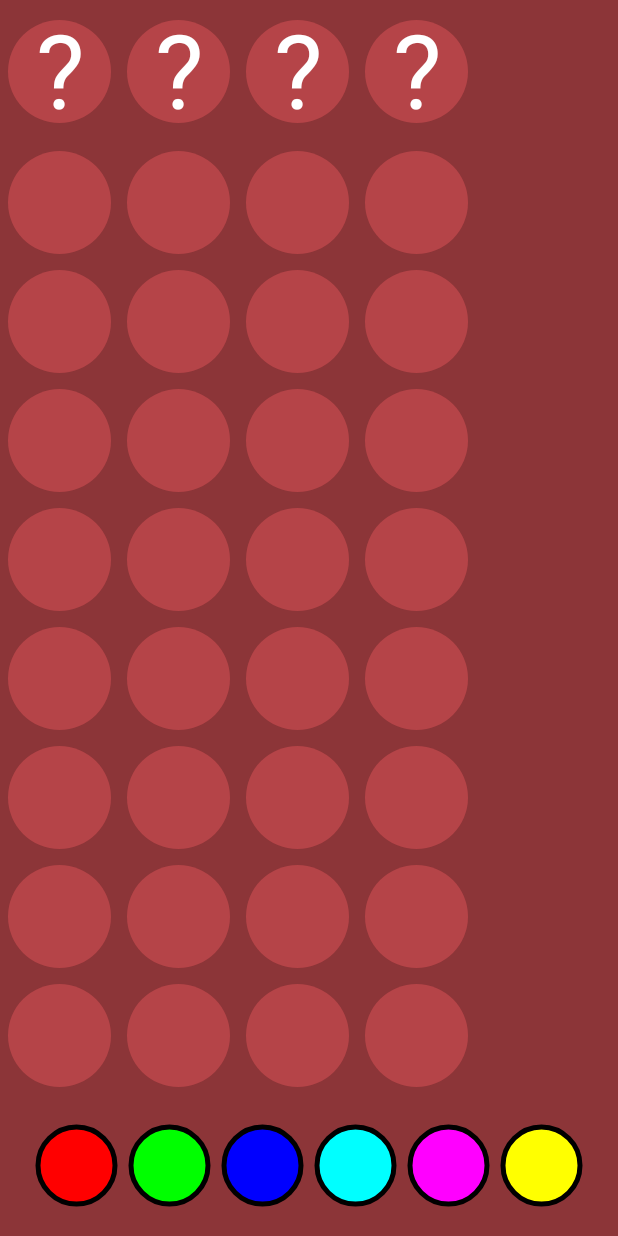
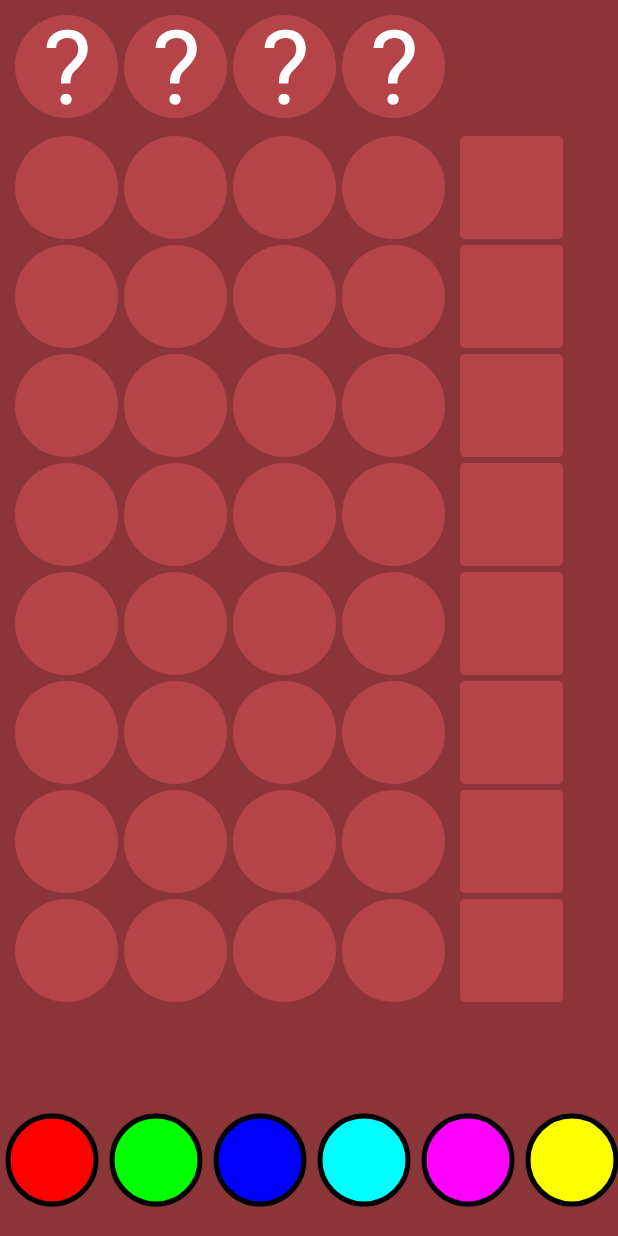
Before and after one commit to 1dle/mastermind, an Android app: the screen it shows after launch (MainActivity), on a phone screen of 412 x 824 dp. Run offline under Robolectric (Android 15) with nearby library versions, the phone set to English and light mode, and no system bars.

Commit message:
Painter: resultBG and resultBG with checkmark

```diff
--- a/app/src/main/java/hu/idkfa/mastermind/Constants.kt
+++ b/app/src/main/java/hu/idkfa/mastermind/Constants.kt
@@ -4,14 +4,14 @@ object Constants {
     private var W_WIDTH = 0;
     private var W_HEIGHT = 0;
 
-    var ITEMSIZE1 = 0; //for elements in rvChooser
-    var ITEMSIZE2 = 0; //for elemtns in rvTable (GameTable)
+    var ITEMSIZE_MAIN = 0; //for elements in rvChooser
+    var ITEMSIZE_CHOOSER = 0; //for elemtns in rvTable (GameTable)
 
     fun inititemSizes(windowWidth: Int, windowHeight: Int){
         W_WIDTH = windowWidth
         W_HEIGHT = windowHeight
-        ITEMSIZE1 = 3*(W_WIDTH/6)/4
-        ITEMSIZE2 = W_HEIGHT/12
+        ITEMSIZE_MAIN = W_HEIGHT/12
+        ITEMSIZE_CHOOSER = W_WIDTH/7
     }
 
 }
--- a/app/src/main/java/hu/idkfa/mastermind/MainActivity.kt
+++ b/app/src/main/java/hu/idkfa/mastermind/MainActivity.kt
@@ -9,12 +9,13 @@ import androidx.recyclerview.widget.LinearLayoutManager
 import androidx.recyclerview.widget.RecyclerView
 import hu.idkfa.mastermind.adapter.FunctionMode
 import hu.idkfa.mastermind.adapter.PinHolderAdapter
+import hu.idkfa.mastermind.adapter.RowResultsAdapter
 import hu.idkfa.mastermind.model.GameTable
 import hu.idkfa.mastermind.repositories.PinStore
 import hu.idkfa.mastermind.viewmodel.GameViewModel
 import kotlinx.android.synthetic.main.activity_main.*
 
-class MainActivity : Activity(), PinHolderAdapter.OnPinClickListener {
+class MainActivity : Activity(), PinHolderAdapter.OnPinClickListener, RowResultsAdapter.OnResultClickListener {
 
     val viewModel = GameViewModel()
     lateinit var gameTable: GameTable
@@ -56,14 +57,17 @@ class MainActivity : Activity(), PinHolderAdapter.OnPinClickListener {
                 orientation = RecyclerView.HORIZONTAL
             }
             adapter = PinHolderAdapter(
-                (1..PinStore.pins.size).toList(), //every pin by id
+                (1..PinStore.size).toList(), //every pin by id
                 this@MainActivity,
                 FunctionMode.CHOOSER
             )
 
         }
 
-
+        rvResult.apply {
+            layoutManager = LinearLayoutManager(applicationContext)
+            adapter = RowResultsAdapter(gameTable.results, this@MainActivity)
+        }
 
     }
 
@@ -73,4 +77,8 @@ class MainActivity : Activity(), PinHolderAdapter.OnPinClickListener {
         //Toast.makeText(this,gameTable.asList().get(position).toString(), Toast.LENGTH_SHORT).show()
 
     }
+
+    override fun onResultClick(position: Int) {
+        TODO("Not yet implemented")
+    }
 }
--- /dev/null
+++ b/app/src/main/java/hu/idkfa/mastermind/adapter/RowResultsAdapter.kt
@@ -0,0 +1,54 @@
+package hu.idkfa.mastermind.adapter
+
+import android.graphics.Paint
+import android.view.LayoutInflater
+import android.view.View
+import android.view.ViewGroup
+import androidx.recyclerview.widget.RecyclerView
+import hu.idkfa.mastermind.R
+import hu.idkfa.mastermind.graphics.Painter
+import hu.idkfa.mastermind.model.RowResult
+import hu.idkfa.mastermind.model.RowResultState
+import hu.idkfa.mastermind.repositories.PinStore
+import kotlinx.android.synthetic.main.item_chooser.view.*
+
+class RowResultsAdapter(private var resultList: List<RowResult>, private var onResultClickListener: OnResultClickListener):
+    RecyclerView.Adapter<RowResultsAdapter.MyViewHolder>()
+{
+    class MyViewHolder(val view: View, val onResultClickListener: OnResultClickListener): RecyclerView.ViewHolder(view), View.OnClickListener{
+        init{
+            view.setOnClickListener(this)
+        }
+        override fun onClick(p0: View?) {
+        }
+    }
+    interface OnResultClickListener{
+        fun onResultClick(position: Int)
+    }
+
+    override fun onCreateViewHolder(parent: ViewGroup, viewType: Int): MyViewHolder {
+        val singleItem = LayoutInflater.from(parent.context)
+            .inflate(R.layout.item_chooser, parent, false)
+        //        // set the view's size, margins, paddings and layout parameters
+        return MyViewHolder(
+            singleItem,
+            onResultClickListener
+        )
+    }
+
+    override fun getItemCount() = resultList.size
+
+    override fun onBindViewHolder(holder: MyViewHolder, position: Int) {
+        holder.view.ivItem.setImageBitmap(
+            when(resultList.get(position).state){
+                RowResultState.PRE -> Painter.resultBG
+                RowResultState.READY -> Painter.resultChecked
+                RowResultState.POST -> Painter.resultBG //todo: change to image generator
+            }
+        )
+        holder.view.setOnClickListener{
+            onResultClickListener.onResultClick(position)
+        }
+
+    }
+}
--- a/app/src/main/java/hu/idkfa/mastermind/graphics/Painter.kt
+++ b/app/src/main/java/hu/idkfa/mastermind/graphics/Painter.kt
@@ -1,20 +1,19 @@
 package hu.idkfa.mastermind.graphics
 
 import android.graphics.*
-import android.graphics.drawable.Drawable
-import androidx.core.graphics.drawable.toBitmap
 import hu.idkfa.mastermind.Constants
 import hu.idkfa.mastermind.model.Kolor
 
 object Painter {
 
     fun circle(
-        size: Int = Constants.ITEMSIZE2,
+        size: Int = Constants.ITEMSIZE_MAIN,
         border: Boolean = false,
         color: Kolor = Kolor.BGCOLOR,
-        text: String? = null
+        text: String? = null,
+        margin: Int = 0
     ): Bitmap{
-        val bg = Bitmap.createBitmap(size+10,size+10, Bitmap.Config.ARGB_8888 )
+        val bg = Bitmap.createBitmap(size+margin*2,size+margin*2, Bitmap.Config.ARGB_8888 )
         val paint = Paint().apply {
             style = Paint.Style.FILL
             flags = Paint.ANTI_ALIAS_FLAG
@@ -22,7 +21,7 @@ object Painter {
         }
         val canvas = Canvas(bg)
         val radius = size/2f
-        canvas.drawCircle(size/2f+5,size/2f+5,radius,paint)
+        canvas.drawCircle(size/2f+margin,size/2f+margin,radius,paint)
         //Körvonal
         if(border){
             paint.apply {
@@ -30,16 +29,40 @@ object Painter {
                 strokeWidth = 5f
                 this.color = Color.BLACK
             }
-            canvas.drawCircle(size/2f+5,size/2f+5,radius,paint)
+            canvas.drawCircle(size/2f+margin,size/2f+margin,radius,paint)
         }
         if (text!=null){
             paint.textSize = size.toFloat()
             paint.style = Paint.Style.FILL
             paint.color = Color.WHITE
-            canvas.centerText(paint, text,size/2f+5,size/2f+5)
+            canvas.centerText(paint, text,size/2f,size/2f)
         }
         return bg
     }
+
+    val resultBG = Bitmap.createBitmap(Constants.ITEMSIZE_MAIN,Constants.ITEMSIZE_MAIN, Bitmap.Config.ARGB_8888 ).also {
+        Canvas(it).apply {
+            drawRoundRect(
+                RectF(0f,0f,it.width+0f,it.height+0f),
+                5f,5f,
+                Paint().apply {
+                    style = Paint.Style.FILL
+                    color = Color.parseColor(Kolor.BGCOLOR.colorCode)
+                    flags = Paint.ANTI_ALIAS_FLAG
+                }
+            )
+        }
+    }
+    //copy case we dont wanna draw on resultBG
+    val resultChecked = resultBG.copy(resultBG.config, resultBG.isMutable).addCenterText(Paint().apply {
+            color = Color.GREEN
+            textSize = resultBG.width.toFloat()
+            style = Paint.Style.FILL
+        },"✓", resultBG.width/2f, resultBG.height/2f)
+
+
+}
+
 private fun Canvas.centerText(paint: Paint, text: String, cx: Float, cy:Float) {
     val r = Rect();
     this.getClipBounds(r)
@@ -53,8 +76,3 @@ object Painter {
     val canvas = Canvas(this)
     canvas.centerText(paint, text, cx, cy)
 }
-
-
-
-
-}
--- a/app/src/main/java/hu/idkfa/mastermind/model/GameTable.kt
+++ b/app/src/main/java/hu/idkfa/mastermind/model/GameTable.kt
@@ -21,8 +21,7 @@ class GameTable {
     val toGuess =  List(MAX_COL){
         Random.nextInt(1, PinStore.size)
     }
-
-    private val results = List(MAX_ROW){ RowResult() }
+    val results = List(MAX_ROW){ RowResult() }
 
     private fun resetTable(){//set each element of table to null
         for(i in _table.indices){
--- a/app/src/main/java/hu/idkfa/mastermind/model/RowResult.kt
+++ b/app/src/main/java/hu/idkfa/mastermind/model/RowResult.kt
@@ -1,6 +1,12 @@
 package hu.idkfa.mastermind.model
 
 //every row has a RowResult object for calculate row rightness
+enum class RowResultState{
+    PRE, //brefore check shows: simple background
+    READY, //shows: green checkmark
+    POST, //after check shows: row result
+
+}
 data class RowResult(var white: Int = 0, //correct color
                      var black: Int = 0, //correct color and correct position
-                     var enabled: Boolean = false) //check mark is enabled
+                     var state: RowResultState = RowResultState.PRE)
--- a/app/src/main/java/hu/idkfa/mastermind/repositories/PinStore.kt
+++ b/app/src/main/java/hu/idkfa/mastermind/repositories/PinStore.kt
@@ -22,12 +22,13 @@ object PinStore {
         //+1 because IDs should start from index 1, because 0 represents empty in gameTable isntead of NULL
         Pin(it+1,
             Painter.circle(
-                Constants.ITEMSIZE1,//size for rvChooser
+                Constants.ITEMSIZE_CHOOSER,//size for rvChooser
                 true,
                 /*
                 it+2 +2 because first two colors are background colors
                  */
-                enumValues<Kolor>().get(it+2)
+                enumValues<Kolor>().get(it+2),
+                margin = 5
                 //last parameter is the text
             ),
             //now we need circles with different sizes and without border
--- a/app/src/main/res/layout/activity_main.xml
+++ b/app/src/main/res/layout/activity_main.xml
@@ -24,6 +24,7 @@
         android:id="@+id/rvGuess"
         android:layout_width="wrap_content"
         android:layout_height="wrap_content"
+        android:layout_marginStart="8dp"
         android:layout_marginTop="8dp"
         android:overScrollMode="never"
         app:layout_constraintStart_toStartOf="parent"
```
Lines whose indentation alone changed are shown as unchanged.
